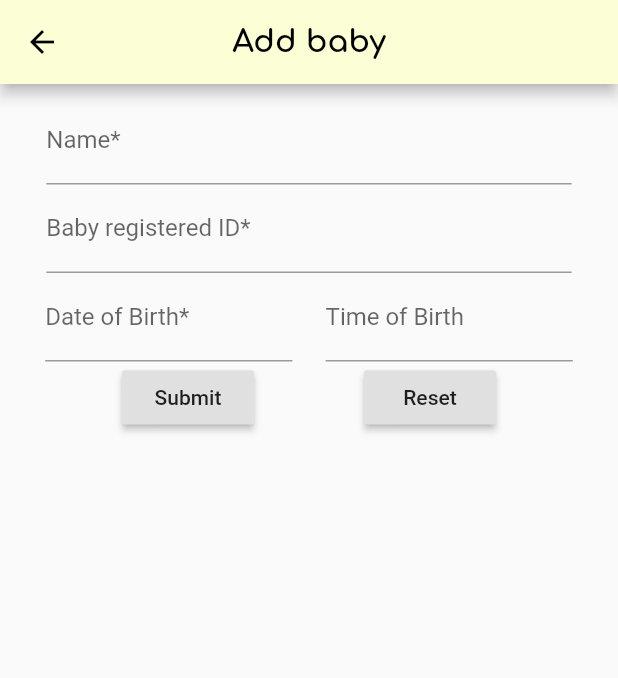
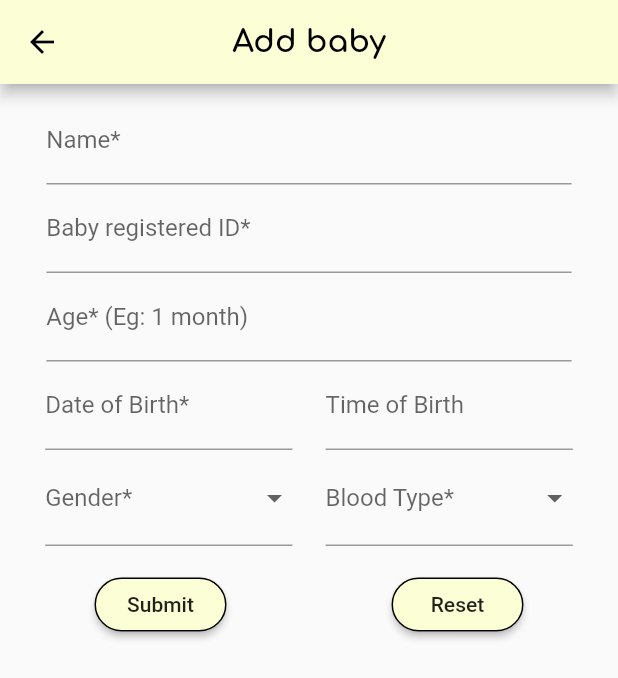
Before and after one commit to laipenghung/Bundle-Of-Joy, a Flutter app: the AddBaby screen opened directly, on a phone screen of 412 x 824 dp. Shown: the top 678 px of the screen. Run offline on Flutter 3.47's test engine with Material 2 defaults, Android fonts, the light colour scheme and no system bars; drawn by our look-alikes of flutter_form_builder; our stand-ins replace cloud_firestore, firebase_auth, firebase_core, flutter_local_notifications, flutter_native_timezone, flutter_signin_button and 6 more; missing offline and left inert: flare_splash_screen, flutter_facebook_login, flutter_phone_direct_caller, fluttercontactpicker; accounts and stored records are empty.

Commit message:
Add baby form UI done only

```diff
--- a/main/bundle_of_joy/lib/baby/addBaby.dart
+++ b/main/bundle_of_joy/lib/baby/addBaby.dart
@@ -39,7 +39,8 @@ class _AddBaby extends State<AddBaby>{
         backgroundColor: Color(0xFFFCFFD5),
         centerTitle: true,
       ),
-      body: FormBuilder(
+      body: SingleChildScrollView(
+        child: FormBuilder(
           key: _key,
           child: Padding(
             padding: EdgeInsets.all(8.0),
@@ -76,6 +77,21 @@ class _AddBaby extends State<AddBaby>{
                   ],
                 ),
                 Row(
+                  mainAxisAlignment: MainAxisAlignment.center,
+                  children: [
+                    Container(
+                      width: longWidth,
+                      child: FormBuilderTextField(
+                        attribute: "age",
+                        decoration: InputDecoration(labelText: "Age* (Eg: 1 month)"),
+                        validators: [
+                          FormBuilderValidators.required(),
+                        ],
+                      ),
+                    ),
+                  ],
+                ),
+                Row(
                   mainAxisAlignment: MainAxisAlignment.spaceEvenly,
                   children: [
                     Container(
@@ -104,7 +120,43 @@ class _AddBaby extends State<AddBaby>{
                 Row(
                   mainAxisAlignment: MainAxisAlignment.spaceEvenly,
                   children: [
+                    Container(
+                      width: shortWidth,
+                      child: FormBuilderDropdown(
+                        attribute: "gender",
+                        decoration: InputDecoration(labelText: "Gender*"),
+                        validators: [FormBuilderValidators.required()],
+                        items: ["Male", "Female"].map((gender) => DropdownMenuItem(
+                            value: gender,
+                            child: Text("$gender")
+                        )).toList(),
+                      ),
+                    ),
+                    Container(
+                      width: shortWidth,
+                      child: FormBuilderDropdown(
+                        attribute: "bloodType",
+                        decoration: InputDecoration(labelText: "Blood Type*"),
+                        validators: [FormBuilderValidators.required()],
+                        items: ["A+", "A-", "B+", "B-", "O+", "O-", "AB+", "AB-"].map((bloodType) => DropdownMenuItem(
+                            value: bloodType,
+                            child: Text("$bloodType")
+                        )).toList(),
+                      ),
+                    ),
+                  ],
+                ),
+                Padding(
+                  padding: EdgeInsets.only(top: 15),
+                  child: Row(
+                    mainAxisAlignment: MainAxisAlignment.spaceAround,
+                    children: [
                       RaisedButton(
+                        color: Color(0xFFFCFFD5),
+                        shape: RoundedRectangleBorder(
+                            borderRadius: BorderRadius.circular(18),
+                            side: BorderSide(width: 1, color: Colors.black)
+                        ),
                         child: Text("Submit"),
                         onPressed: (){
                           if(_key.currentState.saveAndValidate()){
@@ -113,6 +165,11 @@ class _AddBaby extends State<AddBaby>{
                         },
                       ),
                       RaisedButton(
+                          color: Color(0xFFFCFFD5),
+                          shape: RoundedRectangleBorder(
+                              borderRadius: BorderRadius.circular(18),
+                              side: BorderSide(width: 1, color: Colors.black)
+                          ),
                         child: Text("Reset"),
                         onPressed: (){
                           _key.currentState.reset();
@@ -120,7 +177,9 @@ class _AddBaby extends State<AddBaby>{
                       ),
                     ],
                   ),
+                ),
               ],
+            ),
           ),
         ),
       ),
--- a/main/bundle_of_joy/lib/baby/babyProfile.dart
+++ b/main/bundle_of_joy/lib/baby/babyProfile.dart
@@ -31,7 +31,7 @@ class _BabyProfile extends State<BabyProfile> {
       "b_order"
     ];
     List<Baby> _listBaby = List<Baby>();
-    if (collection.hasData) {
+    if (collection.data.docs.isNotEmpty) {
       collection.data.docs.forEach((doc) {
         _listBaby.add(Baby(
             doc.data()[_listField[0]],
--- a/main/bundle_of_joy/lib/mother-for-baby.dart
+++ b/main/bundle_of_joy/lib/mother-for-baby.dart
@@ -309,7 +309,6 @@ class _MotherForBabyTabState extends State<MotherForBabyTab> {
             ),
           ],
         ),
-
         backgroundColor: Color(0xFFFCFFD5),
         centerTitle: true,
       ),
```
Lines whose indentation alone changed are shown as unchanged.
